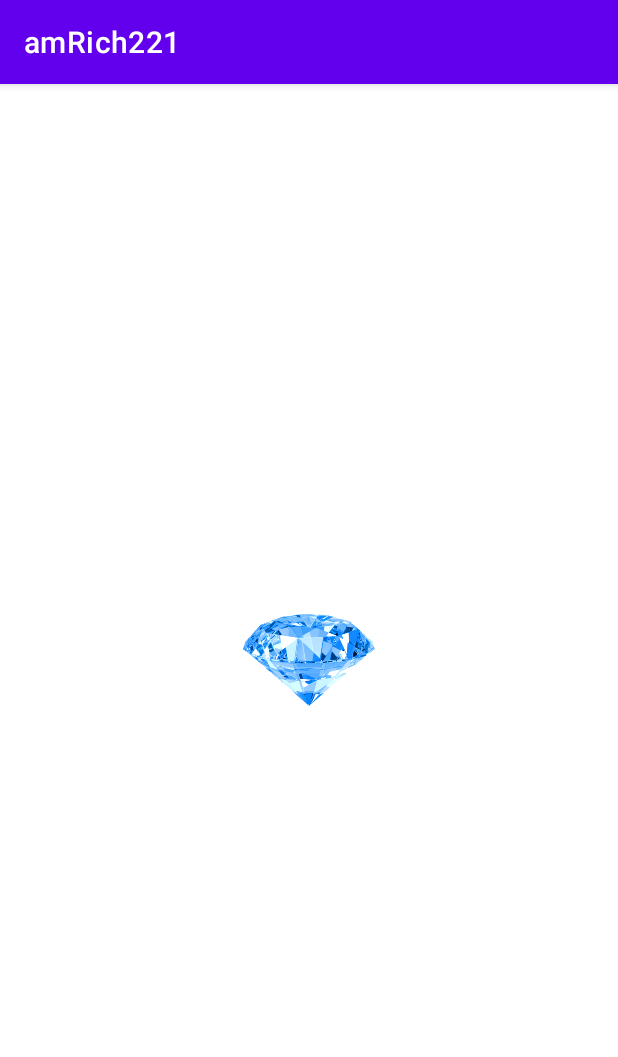
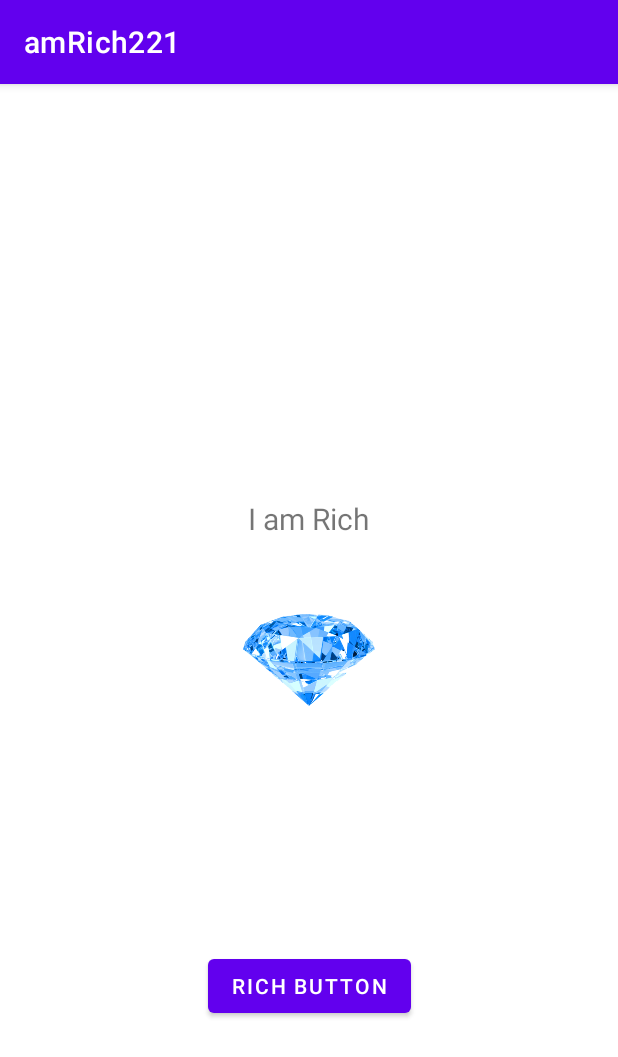
Before and after one commit to omi-72/CIT_Practice1, an Android app: the screen it shows after launch (MainActivity), on a phone screen of 412 x 824 dp. Shown: the top 1057 px of the screen. Run offline under Robolectric (Android 15) with nearby library versions, the phone set to English and light mode, and no system bars.

Commit message:
rich app xml complete code with button

```diff
--- a/app/src/main/res/layout/activity_main.xml
+++ b/app/src/main/res/layout/activity_main.xml
@@ -7,12 +7,38 @@
     tools:context=".MainActivity">
 
     <ImageView
+        android:id="@+id/logo"
         android:src="@drawable/diamond"
         android:layout_width="100dp"
         android:layout_height="100dp"
         app:layout_constraintStart_toStartOf="parent"
         app:layout_constraintEnd_toEndOf="parent"
         app:layout_constraintTop_toTopOf="parent"
+        app:layout_constraintBottom_toBottomOf="parent"
+        app:layout_constraintHorizontal_bias=".5"
+        app:layout_constraintVertical_bias=".5"/>
+
+    <TextView
+        android:id="@+id/tv_rich"
+        android:textSize="20sp"
+        android:text="I am Rich"
+        android:layout_width="wrap_content"
+        android:layout_height="wrap_content"
+        app:layout_constraintEnd_toEndOf="@id/logo"
+        app:layout_constraintStart_toStartOf="@id/logo"
+        app:layout_constraintBottom_toTopOf="@id/logo"
+        app:layout_constraintTop_toTopOf="parent"
+        app:layout_constraintVertical_bias=".9"
+        app:layout_constraintHorizontal_bias=".5" />
+
+    <Button
+        android:id="@+id/btn_rich"
+        android:layout_width="wrap_content"
+        android:layout_height="wrap_content"
+        android:text="Rich Button"
+        app:layout_constraintEnd_toEndOf="@id/logo"
+        app:layout_constraintStart_toStartOf="@id/logo"
+        app:layout_constraintTop_toBottomOf="@id/logo"
         app:layout_constraintBottom_toBottomOf="parent"/>
 
 </androidx.constraintlayout.widget.ConstraintLayout>
```
